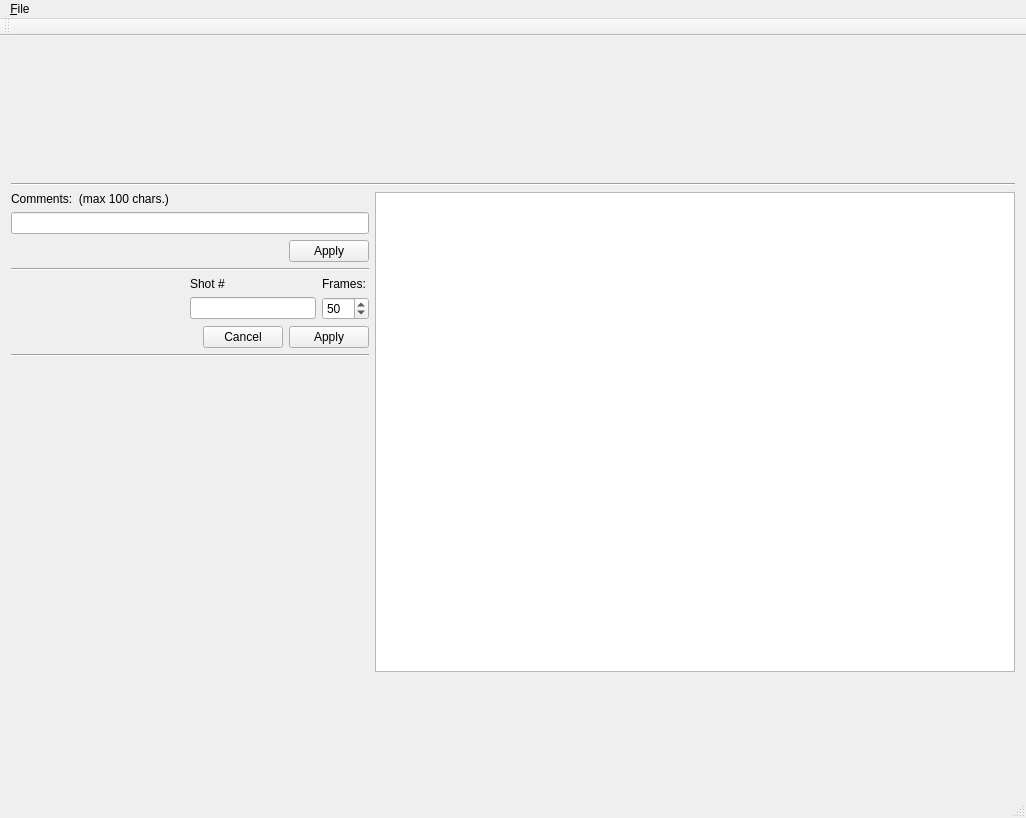
This is mainwindow.ui in davidlamhauge/dastoryboard as Qt 5 draws it before an edit. The edited form follows.
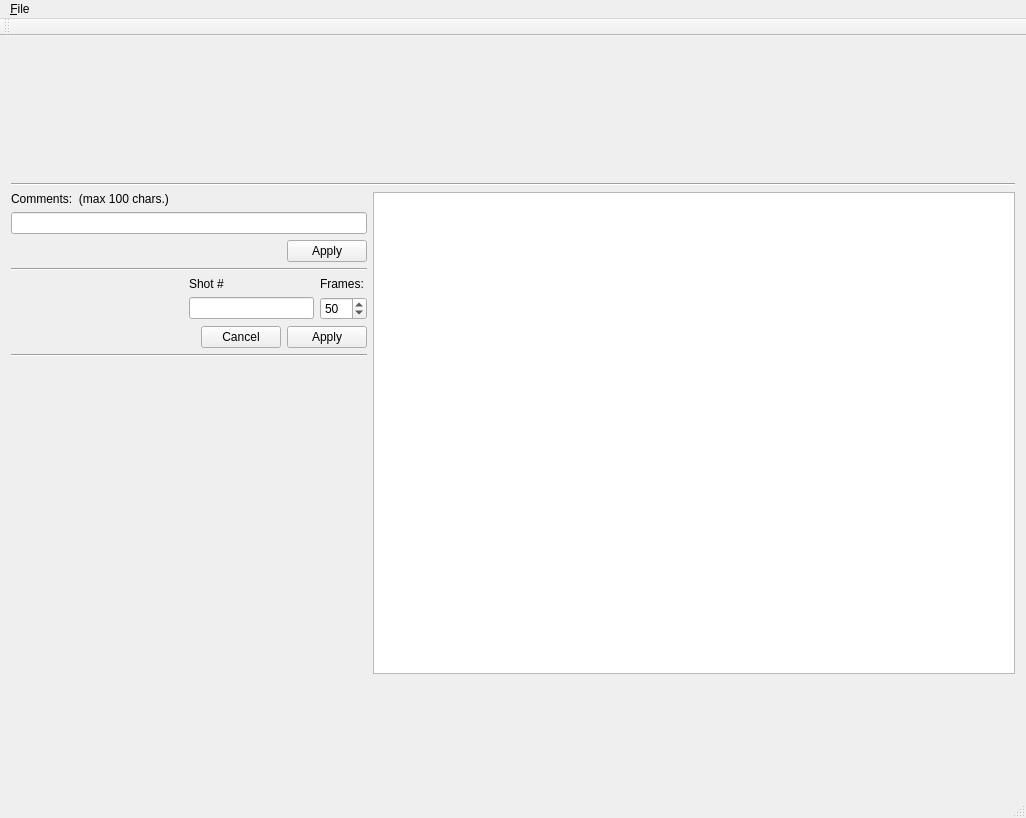
This is the edited form.

```diff
--- a/mainwindow.ui
+++ b/mainwindow.ui
@@ -11,7 +11,7 @@
    </rect>
   </property>
   <property name="sizePolicy">
-   <sizepolicy hsizetype="Preferred" vsizetype="Maximum">
+   <sizepolicy hsizetype="MinimumExpanding" vsizetype="MinimumExpanding">
     <horstretch>0</horstretch>
     <verstretch>0</verstretch>
    </sizepolicy>
@@ -22,11 +22,11 @@
   <widget class="QWidget" name="centralWidget">
    <layout class="QGridLayout" name="gridLayout_2">
     <item row="0" column="0">
-     <layout class="QVBoxLayout" name="verticalLayout_3">
+     <layout class="QVBoxLayout" name="verticalLayout_4">
       <item>
        <widget class="QWidget" name="imageContainer" native="true">
         <property name="sizePolicy">
-         <sizepolicy hsizetype="Maximum" vsizetype="Preferred">
+         <sizepolicy hsizetype="MinimumExpanding" vsizetype="Preferred">
           <horstretch>0</horstretch>
           <verstretch>0</verstretch>
          </sizepolicy>
@@ -220,19 +220,19 @@
          </layout>
         </item>
         <item>
-         <layout class="QVBoxLayout" name="verticalLayout_4">
+         <layout class="QVBoxLayout" name="verticalLayout_3">
           <item>
            <widget class="QGraphicsView" name="gvSketchPad">
             <property name="minimumSize">
              <size>
-              <width>640</width>
-              <height>480</height>
+              <width>642</width>
+              <height>482</height>
              </size>
             </property>
             <property name="maximumSize">
              <size>
-              <width>640</width>
-              <height>480</height>
+              <width>642</width>
+              <height>482</height>
              </size>
             </property>
            </widget>
```
Left out of the diff: 3 changed lines with no effect on the pictures.
